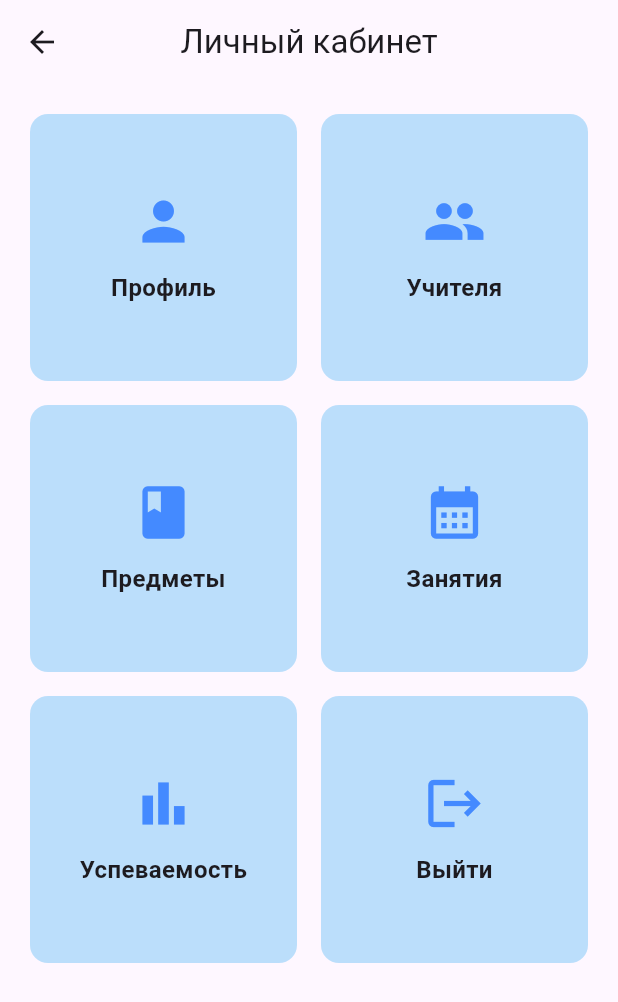
After one commit to lon2graf/EduSync, a Flutter app: the EducationHeadDashboard screen opened directly, on a phone screen of 412 x 824 dp. The commit adds this screen. Shown: the top 1002 px of the screen. Run offline on Flutter 3.47's test engine with Material 3 defaults, Android fonts, the phone set to English and light mode, and no system bars; our stand-ins replace flutter_dotenv, flutter_svg, go_router, shared_preferences, supabase_flutter; accounts and stored records are empty; project files that could hold a hidden picture were left out.

Commit message:
добавил dashboard и profile для руководителя, и кэш для профиля

```diff
--- /dev/null
+++ b/lib/screens/education_head/dashboard_screen.dart
@@ -0,0 +1,94 @@
+import 'package:flutter/material.dart';
+import 'package:go_router/go_router.dart';
+
+class EducationHeadDashboard extends StatelessWidget {
+  const EducationHeadDashboard({Key? key}) : super(key: key);
+
+  @override
+  Widget build(BuildContext context) {
+    final email = GoRouterState.of(context).extra as String?;
+    return Scaffold(
+      appBar: AppBar(title: const Text('Личный кабинет'), centerTitle: true),
+      body: GridView.count(
+        padding: const EdgeInsets.all(20),
+        crossAxisCount: 2,
+        crossAxisSpacing: 16,
+        mainAxisSpacing: 16,
+        children: [
+          _DashboardCard(
+            icon: Icons.person,
+            label: 'Профиль',
+            onTap: () => context.push('/education_head/profile', extra: email),
+          ),
+          _DashboardCard(
+            icon: Icons.group,
+            label: 'Учителя',
+            onTap: () => context.push('/education_head/teachers'),
+          ),
+          _DashboardCard(
+            icon: Icons.book,
+            label: 'Предметы',
+            onTap: () => context.push('/education_head/subjects'),
+          ),
+          _DashboardCard(
+            icon: Icons.calendar_month,
+            label: 'Занятия',
+            onTap: () => context.push('/education_head/lessons'),
+          ),
+          _DashboardCard(
+            icon: Icons.bar_chart,
+            label: 'Успеваемость',
+            onTap: () => context.push('/education_head/performance'),
+          ),
+
+          _DashboardCard(
+            icon: Icons.logout,
+            label: 'Выйти',
+            onTap: () {
+              // Очистка localStorage и переход на логин
+            },
+          ),
+        ],
+      ),
+    );
+  }
+}
+
+class _DashboardCard extends StatelessWidget {
+  final IconData icon;
+  final String label;
+  final VoidCallback onTap;
+
+  const _DashboardCard({
+    required this.icon,
+    required this.label,
+    required this.onTap,
+  });
+
+  @override
+  Widget build(BuildContext context) {
+    return InkWell(
+      onTap: onTap,
+      borderRadius: BorderRadius.circular(12),
+      child: Container(
+        decoration: BoxDecoration(
+          color: Colors.blue.shade100,
+          borderRadius: BorderRadius.circular(12),
+        ),
+        padding: const EdgeInsets.all(16),
+        child: Column(
+          mainAxisAlignment: MainAxisAlignment.center,
+          children: [
+            Icon(icon, size: 42, color: Colors.blueAccent),
+            const SizedBox(height: 12),
+            Text(
+              label,
+              textAlign: TextAlign.center,
+              style: const TextStyle(fontWeight: FontWeight.bold, fontSize: 16),
+            ),
+          ],
+        ),
+      ),
+    );
+  }
+}
--- a/lib/screens/education_head_login_screen.dart
+++ b/lib/screens/education_head/education_head_login_screen.dart
@@ -1,5 +1,6 @@
 import 'package:flutter/material.dart';
 import 'package:edu_sync/services/education_head_servives.dart';
+import 'package:go_router/go_router.dart';
 
 class EducationHeadLoginScreen extends StatefulWidget {
   const EducationHeadLoginScreen({Key? key}) : super(key: key);
@@ -36,10 +37,7 @@ class _EducationHeadLoginScreenState extends State<EducationHeadLoginScreen> {
       ScaffoldMessenger.of(
         context,
       ).showSnackBar(const SnackBar(content: Text('Успешный вход 🚀')));
-
-      // TODO: Замени '/education-dashboard' на свой маршрут главного экрана
-      // Например:
-      // context.go('/dashboard');
+      context.push('/education_head/dashboard', extra: email);
     } else {
       ScaffoldMessenger.of(context).showSnackBar(
         const SnackBar(content: Text('Неверный email или пароль ❌')),
--- a/lib/screens/request_status_check_screen.dart
+++ b/lib/screens/request_status_check_screen.dart
@@ -136,7 +136,7 @@ class _RequestStatusCheckScreen extends State<RequestStatusCheckScreen> {
                               ElevatedButton.icon(
                                 onPressed: () {
                                   context.go(
-                                    '/register_education_head',
+                                    '/education_head/register_education_head',
                                     extra: _request,
                                   );
                                 },
@@ -163,7 +163,7 @@ class _RequestStatusCheckScreen extends State<RequestStatusCheckScreen> {
                               ElevatedButton.icon(
                                 onPressed: () {
                                   context.go(
-                                    '/login_education_head',
+                                    '/education_head/login_education_head',
                                   ); // заменишь на свой роут логина
                                 },
                                 icon: const Icon(Icons.lock_open),
```
Also changed, not shown: lib/main.dart (+21 -5 lines), lib/screens/education_head/profile.dart (added, +145 -0 lines), lib/screens/welcome_screen.dart (+15 -0 lines), lib/services/education_head_servives.dart (+24 -0 lines), lib/services/institution_services.dart (+20 -0 lines), lib/screens/education_head/education_head_register_screen.dart (renamed from lib/screens/education_head_register_screen.dart).
